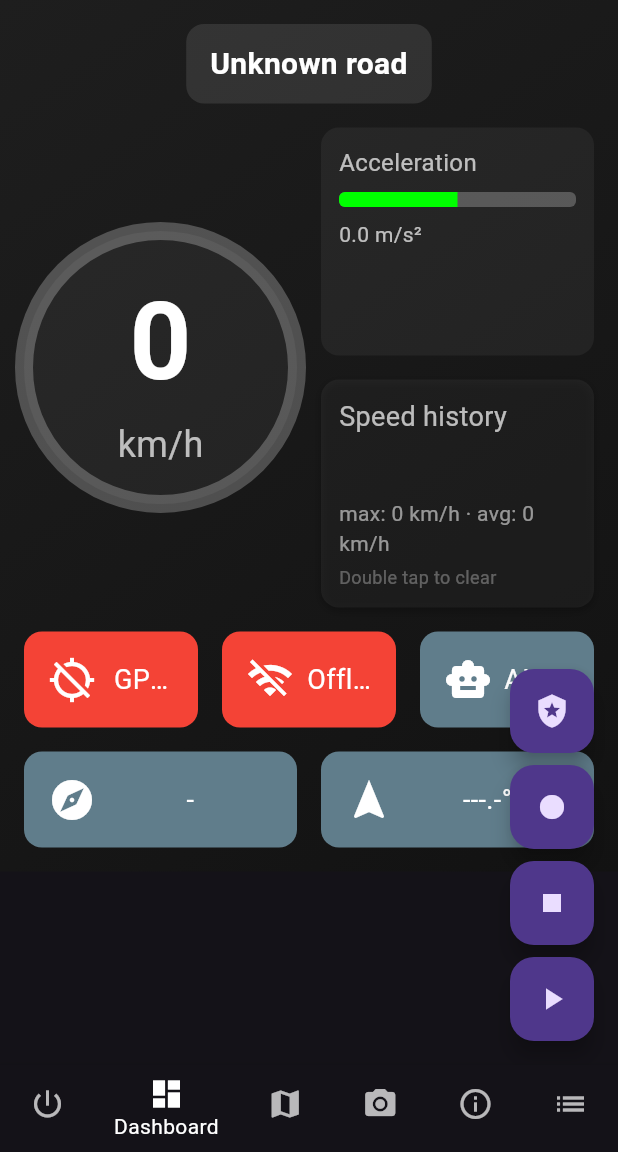
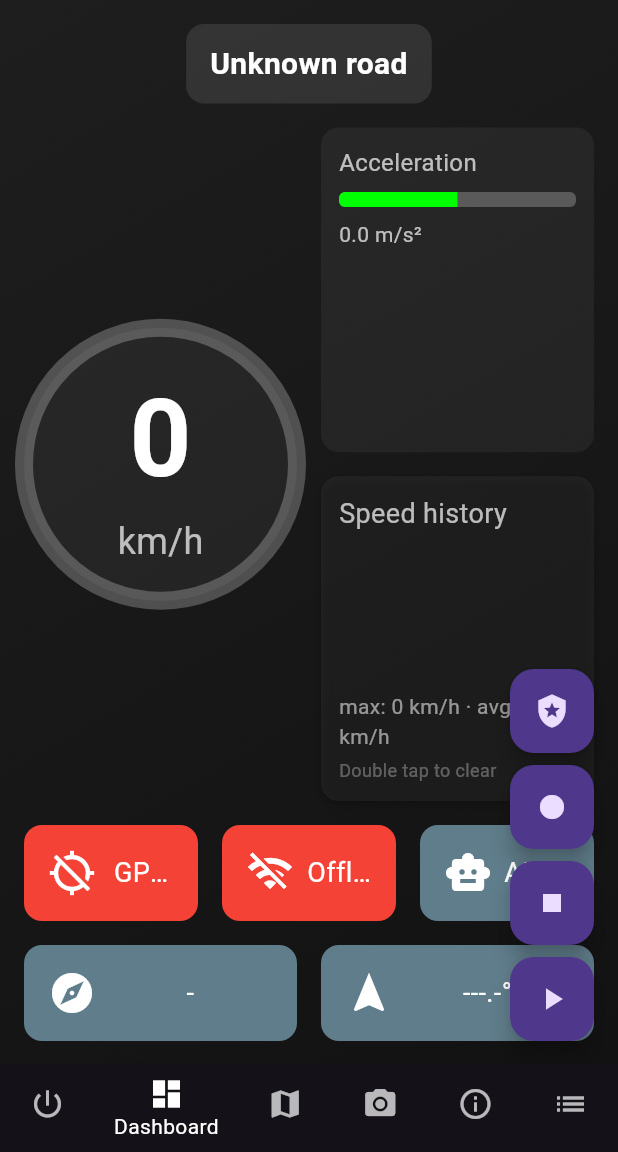
Before and after one commit to Reins981/Speedcamwarner_Dart, a Flutter app: the screen it shows after launch, item 2 of the bottom bar chosen, on a phone screen of 412 x 824 dp, the part 84-1236 px from its top. Run offline on Flutter 3.47's test engine with Material 3 defaults, Android fonts, the phone set to English and light mode, and no system bars; our stand-ins replace audioplayers, camera, flutter_map, flutter_tts, geolocator, googleapis_auth and 1 more; missing offline and left inert: dialog_flowtter, flutter_map_marker_popup, google_mlkit_commons, google_mlkit_face_detection, google_mlkit_object_detection, googleapis and 2 more.

Commit message:
Fix dashboard layout crash

```diff
--- a/lib/ui/dashboard.dart
+++ b/lib/ui/dashboard.dart
@@ -253,7 +253,6 @@ class _DashboardPageState extends State<DashboardPage> {
           ),
         ),
         padding: const EdgeInsets.all(16),
-        child: SingleChildScrollView(
         child: Column(
           crossAxisAlignment: CrossAxisAlignment.stretch,
           children: [
@@ -263,13 +262,7 @@ class _DashboardPageState extends State<DashboardPage> {
               _buildCameraInfo(),
               const SizedBox(height: 16),
             ],
-              SizedBox(
-                // Provide more vertical space so the speed and history widgets
-                // are easier to read on larger displays.
-                height: math.min(
-                  MediaQuery.of(context).size.height * 0.5,
-                  320,
-                ),
+            Expanded(
               child: Row(
                 children: [
                   Expanded(child: _buildSpeedWidget()),
@@ -291,7 +284,6 @@ class _DashboardPageState extends State<DashboardPage> {
             const SizedBox(height: 16),
             _buildDirectionBearingRow(),
           ],
-          ),
         ),
       ),
       floatingActionButton: Column(
```
Lines whose indentation alone changed are shown as unchanged.
